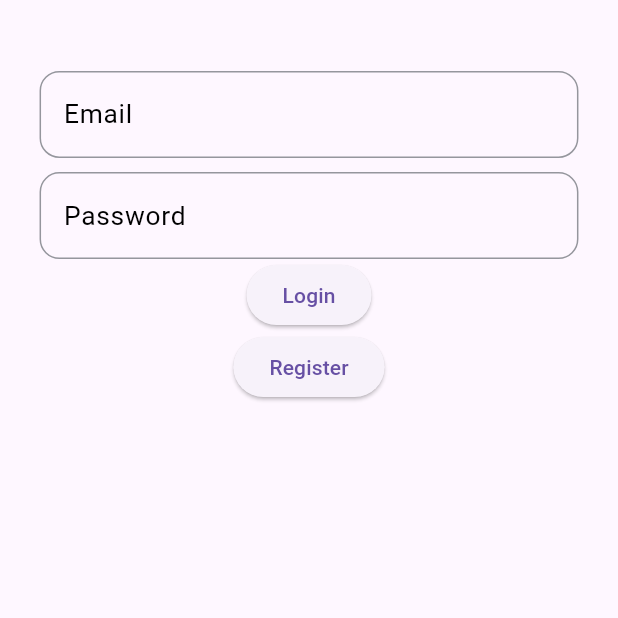
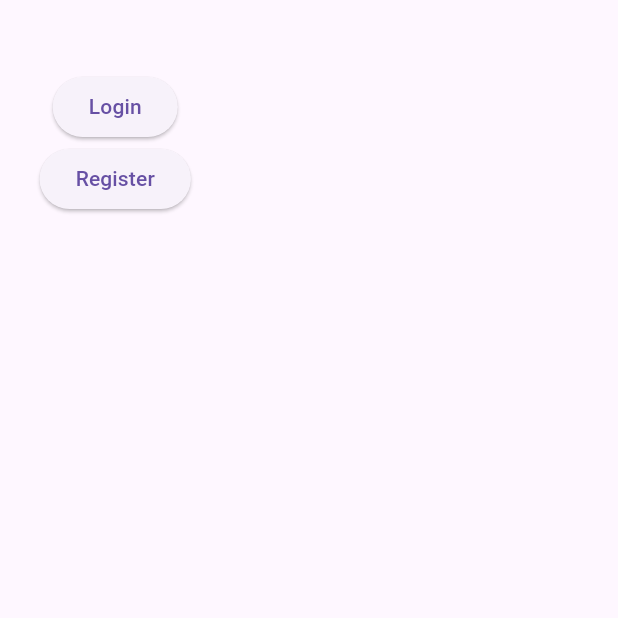
Before and after one commit to xasankarimovich/imtihon, a Flutter app: the screen it shows after launch, on a phone screen of 412 x 824 dp, the top half of it. Run offline on Flutter 3.47's test engine with Material 3 defaults, Android fonts, the phone set to English and light mode, and no system bars.

Commit message:
auth chopil

```diff
--- a/lib/screen/auth/login/login_screen.dart
+++ b/lib/screen/auth/login/login_screen.dart
@@ -32,17 +32,6 @@ class _LoginScreenState extends State<LoginScreen> {
           child: Column(
             children: [
               50.boxH(),
-              InputText(
-                controller: _emailController,
-                title: "Email",
-                regExp: AppConstants.emailRegExp,
-              ),
-              10.boxH(),
-              InputText(
-                controller: _passwordController,
-                title: "Password",
-                regExp: AppConstants.passwordRegExp,
-              ),
               Consumer<AuthViewModel>(
                 builder: (BuildContext context, AuthViewModel value, Widget? child) {
                   return ElevatedButton(
```
